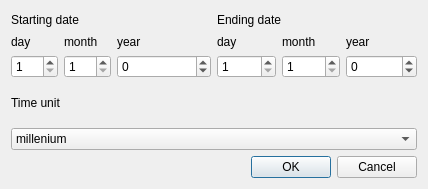
The window that TimelineArchitect/newtimeline_View.ui (GrzegorzDomaradzki/TimelineArchitect) describes before a commit, drawn with Qt 5.
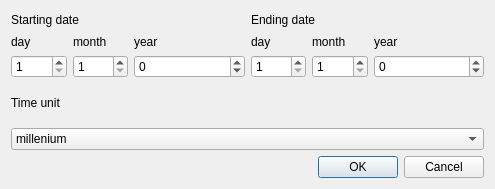
The same window after the commit.

What changed in the file:
```diff
--- a/TimelineArchitect/newtimeline_View.ui
+++ b/TimelineArchitect/newtimeline_View.ui
@@ -6,7 +6,7 @@
    <rect>
     <x>0</x>
     <y>0</y>
-    <width>428</width>
+    <width>495</width>
     <height>189</height>
    </rect>
   </property>
@@ -106,7 +106,7 @@
           </widget>
          </item>
          <item>
-          <layout class="QHBoxLayout" name="horizontalLayout_3" stretch="1,1,0">
+          <layout class="QHBoxLayout" name="horizontalLayout_3" stretch="1,1,2">
            <item>
             <layout class="QVBoxLayout" name="verticalLayout_7">
              <item>
```
